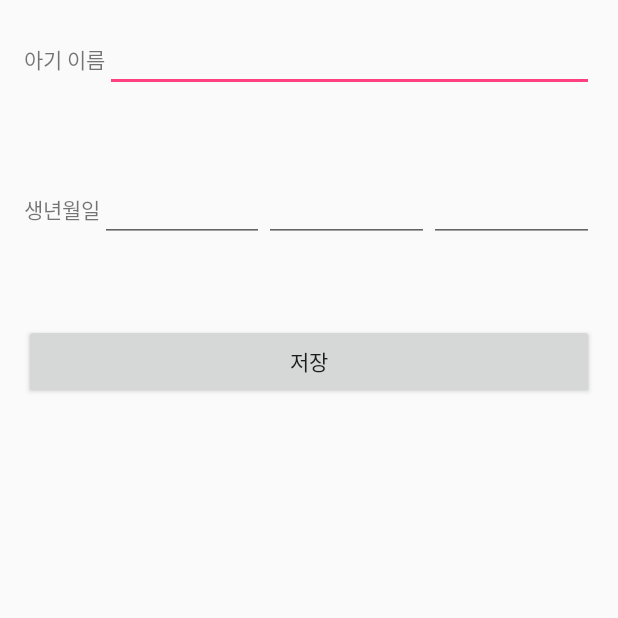
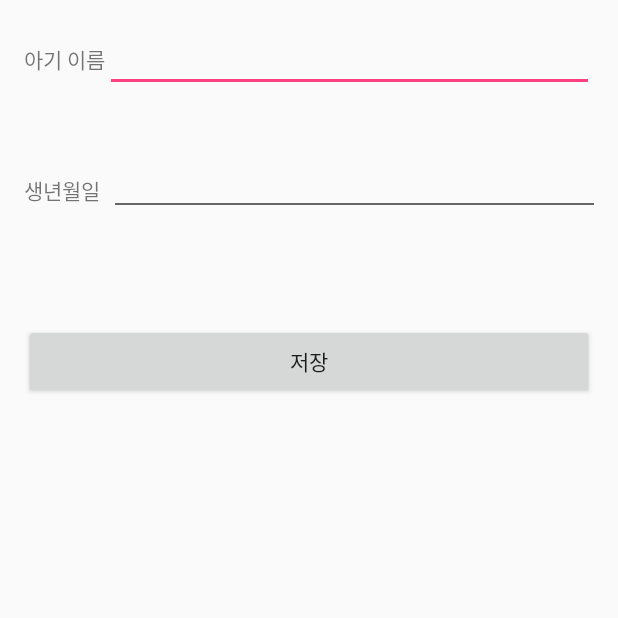
Before and after one commit to taehunzzang/BabyTempApp, an Android app: the screen it shows after launch (AddUserActivity), on a phone screen of 412 x 824 dp, the top half of it. Run offline under Robolectric (Android 15) with nearby library versions, the phone set to English and light mode, and no system bars.

Commit message:
fix UI for birthday input method

```diff
--- a/app/src/main/java/com/example/taehun/babytemp/AddUserActivity.java
+++ b/app/src/main/java/com/example/taehun/babytemp/AddUserActivity.java
@@ -1,28 +1,54 @@
 package com.example.taehun.babytemp;
 
+import android.app.DatePickerDialog;
+import android.app.Dialog;
 import android.content.Intent;
+import android.os.Bundle;
 import android.support.v7.app.AppCompatActivity;
-import android.os.Bundle;
 import android.view.View;
 import android.widget.Button;
+import android.widget.DatePicker;
 import android.widget.EditText;
+import android.widget.TextView;
 import android.widget.Toast;
 
 import com.example.taehun.babytemp.database.DBManager;
 
+import java.util.Calendar;
+
 public class AddUserActivity extends AppCompatActivity implements View.OnClickListener{
 
 
-    EditText babyName,year, month, day;
+    EditText babyName;
+    TextView birthDay;
     Button saveData;
     DBManager mdbManager;
     boolean isAddMode = false;
+
+    int year1 =0,month = 0 ,day = 0;
+    static final int DIALOG_ID = 0;
+
+    @Override
+    protected Dialog onCreateDialog(int id){
+        if (id == DIALOG_ID)
+            return new DatePickerDialog(this, new CustomDatePickerListener()/*dpickerListener*/, year1, month, day);
+        return null;
+    }
+
+    class CustomDatePickerListener implements DatePickerDialog.OnDateSetListener {
+        @Override
+        public void onDateSet(DatePicker view, int year, int monthOfYear, int dayOfMonth) {
+            birthDay.setText(year+" - "+(monthOfYear+1)+" - "+dayOfMonth);
+        }
+    }
+
+
     @Override
     protected void onCreate(Bundle savedInstanceState) {
         super.onCreate(savedInstanceState);
         setContentView(R.layout.activity_add_user);
 
-        isAddMode = getIntent().getBooleanExtra("isAddMode",false);
+        isAddMode = getIntent().getBooleanExtra("isAddMode", false);
 
         mdbManager = DBManager.getInstance();
         mdbManager.openDB(getApplicationContext());
@@ -32,6 +58,7 @@ public class AddUserActivity extends AppCompatActivity implements View.OnClickLi
             finish();
         }
         initUI();
+
     }
 
     private void initUI() {
@@ -39,9 +66,8 @@ public class AddUserActivity extends AppCompatActivity implements View.OnClickLi
         saveData.setOnClickListener(this);
 
         babyName = (EditText) findViewById(R.id.babyName);
-        year = (EditText) findViewById(R.id.year);
-        month = (EditText) findViewById(R.id.month);
-        day = (EditText) findViewById(R.id.day);
+        birthDay = (TextView) findViewById(R.id.birthDay);
+        birthDay.setOnClickListener(this);
     }
 
     @Override
@@ -52,8 +78,9 @@ public class AddUserActivity extends AppCompatActivity implements View.OnClickLi
                 if(tempMsg.length()==0){
 
                     mdbManager.openDB(getApplicationContext());
-                    mdbManager.insertValues(babyName.getText().toString(), year.getText().toString()+month.getText().toString()+day.getText().toString());
+                    mdbManager.insertValues(babyName.getText().toString(), birthDay.getText().toString());
                     Intent intent = new Intent(getApplicationContext(),MainActivity.class);
+                    intent.setFlags(Intent.FLAG_ACTIVITY_SINGLE_TOP);
                     startActivity(intent);
                     finish();
                 }else{
@@ -61,6 +88,13 @@ public class AddUserActivity extends AppCompatActivity implements View.OnClickLi
                 }
 
             break;
+            case R.id.birthDay:
+                final Calendar mCal = Calendar.getInstance();
+                year1 = mCal.get(Calendar.YEAR);
+                month = mCal.get(Calendar.MONTH);
+                day = mCal.get(Calendar.DAY_OF_MONTH);
+                showDialog(DIALOG_ID);
+                break;
         }
     }
 
@@ -69,15 +103,11 @@ public class AddUserActivity extends AppCompatActivity implements View.OnClickLi
         if(babyName.getText().toString().length()==0){
             return returnValue = "이름을 입력하세요.";
         }
-        if(year.getText().toString().length()<4){
-            return returnValue = "년도를 정확히 입력하세요";
+        if(birthDay.getText().toString().length()<4){
+            return returnValue = "생년월일을 입력하세요";
         }
-        if(month.getText().toString().length()==0){
-            return returnValue = "월을 정확히 입력하세요";
-        }
-        if(day.getText().toString().length()==0){
-            return returnValue = "날을 정확히 입력하세요";
-        }
+
         return "";
     }
+
 }
--- a/app/src/main/java/com/example/taehun/babytemp/UserDataFragment.java
+++ b/app/src/main/java/com/example/taehun/babytemp/UserDataFragment.java
@@ -10,7 +10,6 @@ import android.os.Bundle;
 import android.support.annotation.Nullable;
 import android.support.v4.app.Fragment;
 import android.support.v4.content.LocalBroadcastManager;
-import android.support.v4.widget.SimpleCursorAdapter;
 import android.util.Log;
 import android.view.LayoutInflater;
 import android.view.View;
@@ -45,6 +44,7 @@ public class UserDataFragment extends Fragment implements View.OnClickListener{
     int tempValue = 365;
     ListView listViewData;
     UserDataCursorAdapter adapter;
+
 
 
     public UserDataFragment() {
--- a/app/src/main/res/layout/activity_add_user.xml
+++ b/app/src/main/res/layout/activity_add_user.xml
@@ -2,8 +2,8 @@
 <LinearLayout xmlns:android="http://schemas.android.com/apk/res/android"
     xmlns:tools="http://schemas.android.com/tools"
     android:layout_width="match_parent"
+    android:layout_height="match_parent"
     android:orientation="vertical"
-    android:layout_height="match_parent"
     android:paddingBottom="@dimen/activity_vertical_margin"
     android:paddingLeft="@dimen/activity_horizontal_margin"
     android:paddingRight="@dimen/activity_horizontal_margin"
@@ -12,8 +12,8 @@
 
     <LinearLayout
         android:layout_width="match_parent"
-        android:orientation="horizontal"
-        android:layout_height="100dp">
+        android:layout_height="100dp"
+        android:orientation="horizontal">
 
         <TextView
             android:layout_width="wrap_content"
@@ -22,42 +22,49 @@
 
         <EditText
             android:id="@+id/babyName"
+            android:paddingLeft="10dp"
             android:layout_width="0dp"
             android:layout_height="wrap_content"
-            android:layout_weight="1" />
+            android:layout_weight="1"
+            tools:text="김태훈" />
     </LinearLayout>
+
     <LinearLayout
         android:layout_width="match_parent"
-        android:orientation="horizontal"
-        android:layout_height="100dp">
+        android:layout_height="100dp"
+        android:orientation="horizontal">
+
         <TextView
             android:layout_width="wrap_content"
             android:layout_height="wrap_content"
-            android:text="생년월일"/>
-        <EditText
-            android:id="@+id/year"
+            android:text="생년월일" />
+
+        <LinearLayout
             android:layout_width="0dp"
-            android:inputType="numberDecimal"
-            android:layout_weight="1"
-            android:layout_height="wrap_content" />
-        <EditText
-            android:id="@+id/month"
-            android:layout_width="0dp"
-            android:layout_weight="1"
-            android:inputType="numberDecimal"
-            android:layout_height="wrap_content" />
-        <EditText
-            android:id="@+id/day"
-            android:layout_width="0dp"
-            android:layout_weight="1"
-            android:inputType="numberDecimal"
-            android:layout_height="wrap_content" />
+            android:paddingLeft="10dp"
+            android:layout_height="wrap_content"
+            android:orientation="vertical"
+            android:layout_weight="1">
+
+            <TextView
+                android:id="@+id/birthDay"
+                android:layout_width="match_parent"
+                android:layout_height="match_parent"
+                android:inputType="numberDecimal"
+                android:paddingLeft="15dp"
+                tools:text="2015-05-05" />
+            <View
+                android:layout_width="wrap_content"
+                android:background="#a1111111"
+                android:layout_height="1dp"/>
+        </LinearLayout>
 
     </LinearLayout>
+
     <Button
         android:id="@+id/saveData"
-        android:layout_gravity="bottom"
         android:layout_width="match_parent"
         android:layout_height="50dp"
-        android:text="저장"/>
+        android:layout_gravity="bottom"
+        android:text="저장" />
 </LinearLayout>
```
Also changed, not shown: app/src/main/java/com/example/taehun/babytemp/MainActivity.java (+4 -11 lines), 2 other files.
